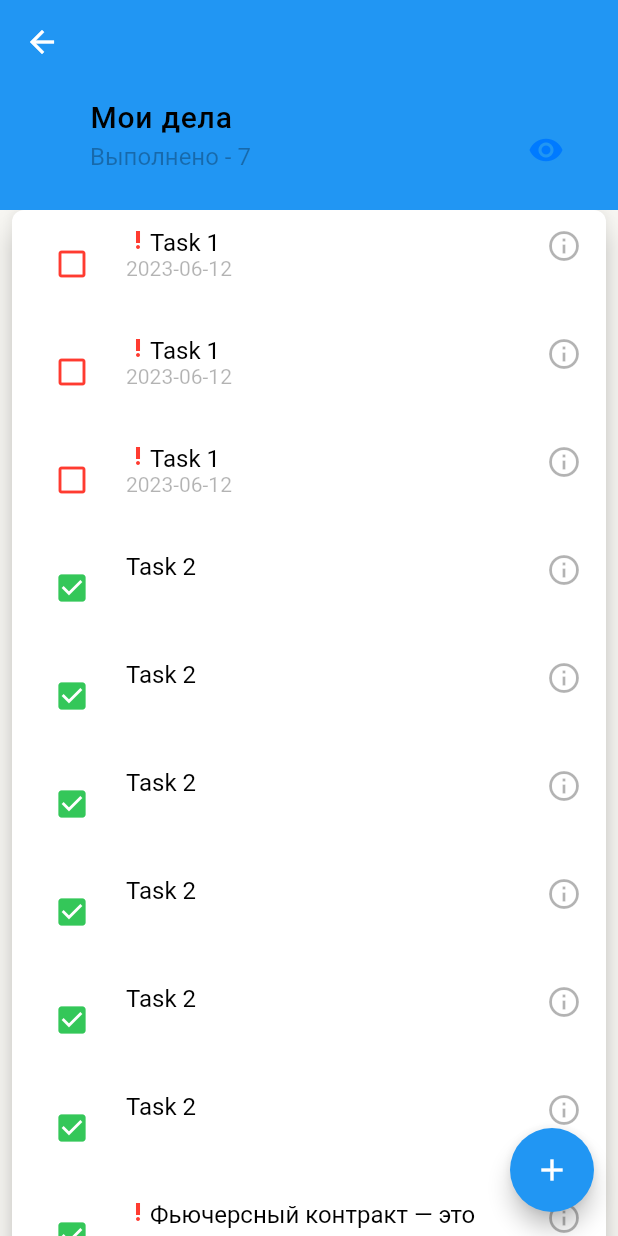
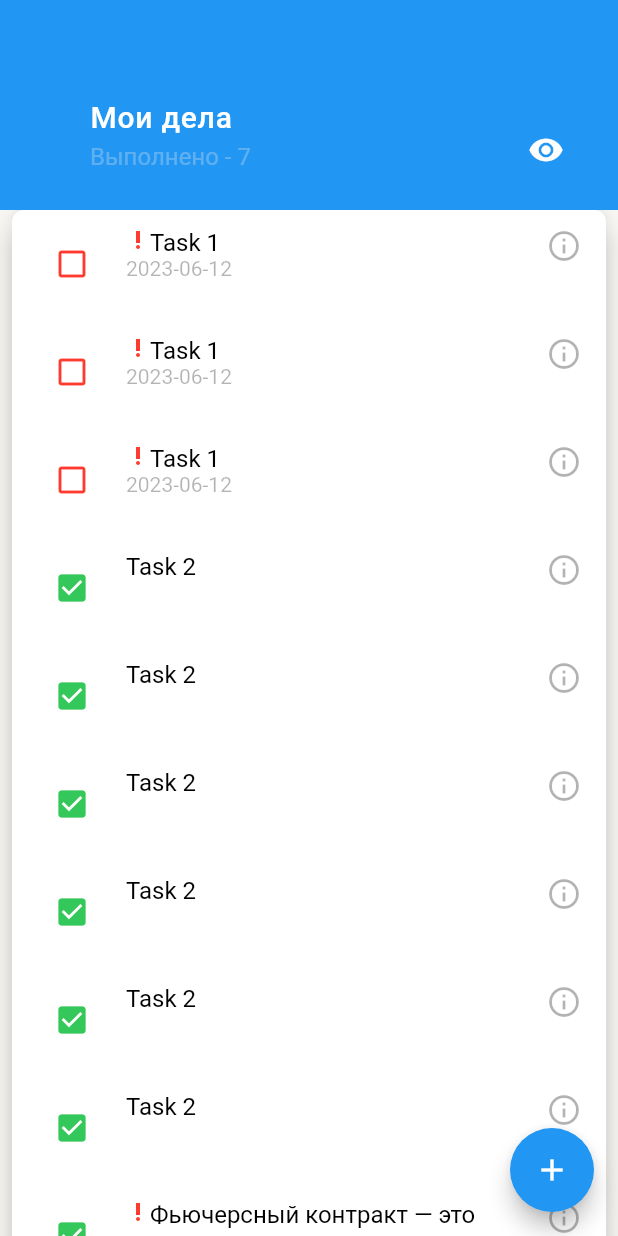
Before and after one commit to OlegSharshakovShyber/Tasky, a Flutter app: the TaskListScreen screen opened directly, on a phone screen of 412 x 824 dp. Run offline on Flutter 3.47's test engine with Material 2 defaults, Android fonts, the phone set to English and light mode, and no system bars.

```diff
--- a/lib/main.dart
+++ b/lib/main.dart
@@ -15,7 +15,7 @@ class MyApp extends StatelessWidget {
       title: 'Tasky',
       theme: ThemeData.light(),
       debugShowCheckedModeBanner: false,
-      home: const TaskInfoScreen(),
+      home: const TaskListScreen(),
     );
   }
 }
--- a/lib/ui/element/checkbox/visibility_icon_widget.dart
+++ b/lib/ui/element/checkbox/visibility_icon_widget.dart
@@ -18,7 +18,7 @@ class VisibilityIconWidget extends StatelessWidget {
       isCheckedIcon: Icons.visibility,
       isUncheckedIcon: Icons.visibility_off,
       size: 24,
-      color: const Color(0xff007aff),
+      color: Colors.white,
       onPressed: onPressed,
     );
   }
--- a/lib/ui/element/title/header/sub_title_header_widget.dart
+++ b/lib/ui/element/title/header/sub_title_header_widget.dart
@@ -13,7 +13,7 @@ class SubTitleHeaderWidget extends StatelessWidget {
     return Text(
       data,
       style: const TextStyle(
-        color: Color(0x4c000000),
+        color: Color(0x4BF5EDED),
         fontSize: 16,
       ),
     );
--- a/lib/ui/element/title/header/title_header_widget.dart
+++ b/lib/ui/element/title/header/title_header_widget.dart
@@ -13,7 +13,7 @@ class TitleHeaderWidget extends StatelessWidget {
     return Text(
       data,
       style: const TextStyle(
-        color: Colors.black,
+        color: Colors.white,
         fontSize: 20,
         fontFamily: "Roboto",
         fontWeight: FontWeight.w500,
```
Also changed, not shown: 27 other files.
